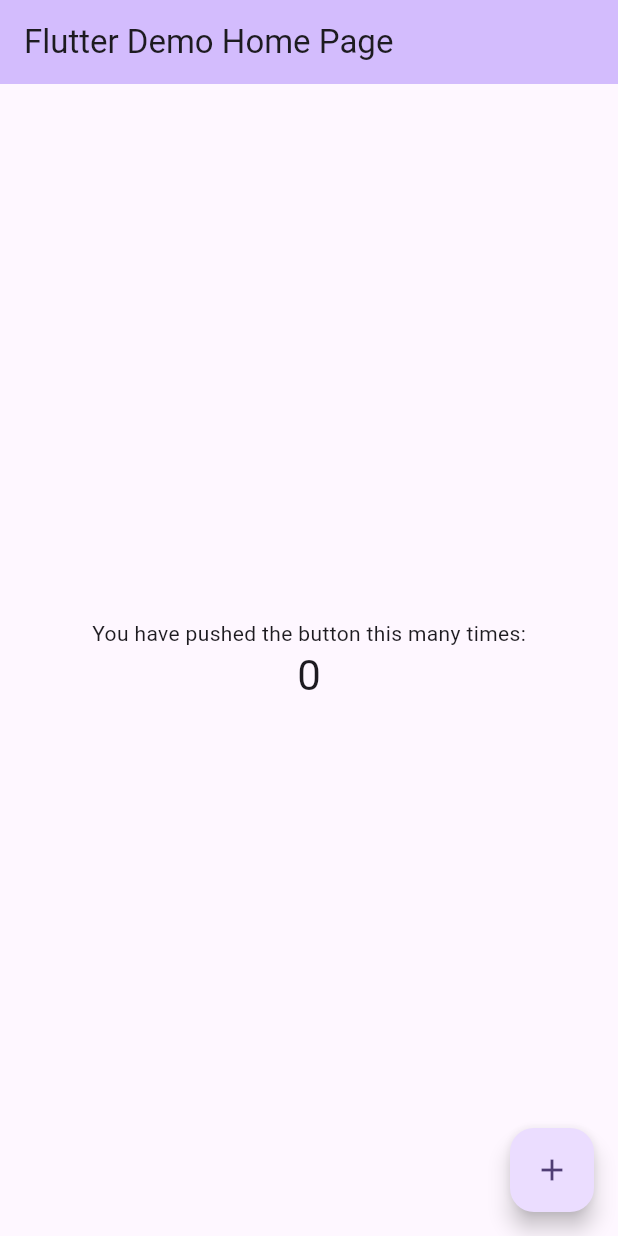
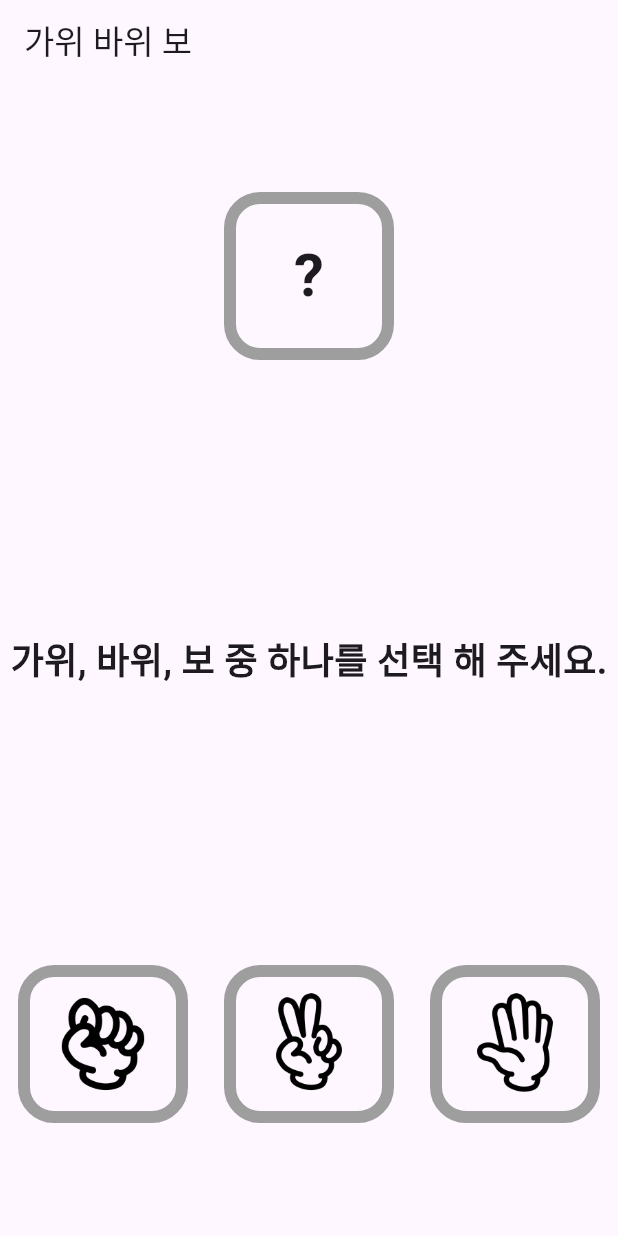
Before and after one commit to PaaRRRR/flutter_test, a Flutter app: the screen it shows after launch, on a phone screen of 412 x 824 dp. Run offline on Flutter 3.47's test engine with Material 3 defaults, Android fonts, the phone set to English and light mode, and no system bars.

Commit message:
✅ Add: Rock Scissors Paper game

```diff
--- /dev/null
+++ b/lib/game/enum.dart
@@ -0,0 +1,19 @@
+const assetPath = "assets/images";
+
+enum InputType {
+  rock,
+  scissors,
+  paper;
+
+  String get path => '$assetPath/$name.png';
+}
+
+enum Result {
+  playerWin('Player 승리'),
+  draw('무승부'),
+  cpuWin('Player 패배');
+
+  const Result(this.displayString);
+
+  final String displayString;
+}
--- /dev/null
+++ b/lib/game/game_body.dart
@@ -0,0 +1,95 @@
+import 'dart:math';
+
+import 'package:flutter/material.dart';
+import 'package:test/game/enum.dart';
+import 'package:test/game/widget/cpu_input.dart';
+import 'package:test/game/widget/game_result.dart';
+import 'package:test/game/widget/user_input.dart';
+
+class GameBody extends StatefulWidget {
+  const GameBody({super.key});
+
+  @override
+  State<GameBody> createState() => _GameBodyState();
+}
+
+class _GameBodyState extends State<GameBody> {
+  late bool isDone;
+  InputType? _userInput;
+  late InputType _cpuInput;
+
+  @override
+  void initState() {
+    super.initState();
+    isDone = false;
+    setCPUInput();
+  }
+
+  @override
+  Widget build(BuildContext context) {
+    return Column(
+      children: [
+        Expanded(child: CPUInput(isDone: isDone, cpuInput: _cpuInput)),
+        Expanded(
+            child: GameResult(
+                isDone: isDone, result: getResult(), callback: reset)),
+        Expanded(
+            child: UserInput(
+                isDone: isDone, callback: setUserInput, userInput: _userInput)),
+      ],
+    );
+  }
+
+  void setUserInput(InputType userInput) {
+    setState(() {
+      isDone = true;
+      _userInput = userInput;
+    });
+  }
+
+  void setCPUInput() {
+    final random = Random();
+    _cpuInput = InputType.values[random.nextInt(3)];
+  }
+
+  void reset() {
+    setState(() {
+      isDone = false;
+      setCPUInput();
+    });
+  }
+
+  Result? getResult() {
+    if (_userInput == null) return null;
+
+    switch (_userInput!) {
+      case InputType.rock:
+        switch (_cpuInput) {
+          case InputType.rock:
+            return Result.draw;
+          case InputType.scissors:
+            return Result.playerWin;
+          case InputType.paper:
+            return Result.cpuWin;
+        }
+      case InputType.scissors:
+        switch (_cpuInput) {
+          case InputType.rock:
+            return Result.cpuWin;
+          case InputType.scissors:
+            return Result.draw;
+          case InputType.paper:
+            return Result.playerWin;
+        }
+      case InputType.paper:
+        switch (_cpuInput) {
+          case InputType.rock:
+            return Result.playerWin;
+          case InputType.scissors:
+            return Result.cpuWin;
+          case InputType.paper:
+            return Result.draw;
+        }
+    }
+  }
+}
--- /dev/null
+++ b/lib/game/widget/cpu_input.dart
@@ -0,0 +1,40 @@
+import 'package:flutter/material.dart';
+import 'package:test/game/enum.dart';
+import 'package:test/game/widget/input_card.dart';
+
+class CPUInput extends StatelessWidget {
+  final bool isDone;
+  final InputType cpuInput;
+
+  const CPUInput({required this.isDone, required this.cpuInput, super.key});
+
+  @override
+  Widget build(BuildContext context) {
+    return Row(
+      children: [
+        const Expanded(child: SizedBox.shrink()),
+        Expanded(
+          child: InputCard(
+            child: getCpuInput(),
+          ),
+        ),
+        const Expanded(child: SizedBox.shrink()),
+      ],
+    );
+  }
+
+  Widget getCpuInput() {
+    if (isDone) {
+      return Image.asset(cpuInput.path);
+    }
+    return const SizedBox(
+      height: 80,
+      child: Center(
+        child: Text(
+          '?',
+          style: TextStyle(fontSize: 40, fontWeight: FontWeight.bold),
+        ),
+      ),
+    );
+  }
+}
--- /dev/null
+++ b/lib/game/widget/game_result.dart
@@ -0,0 +1,40 @@
+import 'package:flutter/material.dart';
+import 'package:test/game/enum.dart';
+
+class GameResult extends StatelessWidget {
+  final bool isDone;
+  final Result? result;
+  final VoidCallback callback;
+
+  const GameResult(
+      {required this.isDone, required this.callback, this.result, super.key});
+
+  @override
+  Widget build(BuildContext context) {
+    if (isDone) {
+      return Column(
+        mainAxisAlignment: MainAxisAlignment.center,
+        children: [
+          Text(
+            result!.displayString,
+            style: const TextStyle(fontSize: 32),
+          ),
+          const SizedBox(height: 8),
+          TextButton(
+            child: const Text(
+              '다시 하기',
+              style: TextStyle(fontSize: 24),
+            ),
+            onPressed: () => callback.call(),
+          )
+        ],
+      );
+    }
+    return const Center(
+      child: Text(
+        '가위, 바위, 보 중 하나를 선택 해 주세요.',
+        style: TextStyle(fontSize: 24, fontWeight: FontWeight.bold),
+      ),
+    );
+  }
+}
--- /dev/null
+++ b/lib/game/widget/input_card.dart
@@ -0,0 +1,19 @@
+import 'package:flutter/material.dart';
+
+class InputCard extends StatelessWidget {
+  final Widget child;
+  const InputCard({required this.child, super.key});
+
+  @override
+  Widget build(BuildContext context) {
+    return Container(
+      margin: const EdgeInsets.symmetric(horizontal: 12, vertical: 8),
+      padding: const EdgeInsets.symmetric(horizontal: 12, vertical: 8),
+      decoration: BoxDecoration(
+        borderRadius: BorderRadius.circular(24),
+        border: Border.all(color: Colors.grey, width: 8),
+      ),
+      child: child,
+    );
+  }
+}
--- /dev/null
+++ b/lib/game/widget/user_input.dart
@@ -0,0 +1,47 @@
+import 'package:flutter/material.dart';
+import 'package:test/game/enum.dart';
+import 'package:test/game/widget/input_card.dart';
+
+class UserInput extends StatelessWidget {
+  final bool isDone;
+  final InputType? userInput;
+  final Function(InputType) callback;
+
+  const UserInput(
+      {this.userInput,
+      required this.isDone,
+      required this.callback,
+      super.key});
+
+  @override
+  Widget build(BuildContext context) {
+    if (isDone) {
+      return Row(
+        children: [
+          const Expanded(child: SizedBox.shrink()),
+          Expanded(child: InputCard(child: Image.asset(userInput!.path))),
+          const Expanded(child: SizedBox.shrink())
+        ],
+      );
+    }
+
+    return Row(
+      children: _getInputs(),
+    );
+  }
+
+  List<Widget> _getInputs() {
+    return InputType.values
+        .map(
+          (type) => Expanded(
+            child: InkWell(
+              onTap: () => callback.call(type),
+              child: InputCard(
+                child: Image.asset(type.path),
+              ),
+            ),
+          ),
+        )
+        .toList();
+  }
+}
--- a/lib/main.dart
+++ b/lib/main.dart
@@ -1,4 +1,5 @@
 import 'package:flutter/material.dart';
+import 'package:test/game/game_body.dart';
 
 void main() {
   runApp(const MyApp());
@@ -12,114 +13,14 @@ class MyApp extends StatelessWidget {
   Widget build(BuildContext context) {
     return MaterialApp(
       title: 'Flutter Demo',
+      home: Scaffold(
+        appBar: AppBar(title: const Text('가위 바위 보')),
+        body: const GameBody(),
+      ),
       theme: ThemeData(
-        // This is the theme of your application.
-        //
-        // TRY THIS: Try running your application with "flutter run". You'll see
-        // the application has a purple toolbar. Then, without quitting the app,
-        // try changing the seedColor in the colorScheme below to Colors.green
-        // and then invoke "hot reload" (save your changes or press the "hot
-        // reload" button in a Flutter-supported IDE, or press "r" if you used
-        // the command line to start the app).
-        //
-        // Notice that the counter didn't reset back to zero; the application
-        // state is not lost during the reload. To reset the state, use hot
-        // restart instead.
-        //
-        // This works for code too, not just values: Most code changes can be
-        // tested with just a hot reload.
         colorScheme: ColorScheme.fromSeed(seedColor: Colors.deepPurple),
         useMaterial3: true,
       ),
-      home: const MyHomePage(title: 'Flutter Demo Home Page'),
     );
   }
 }
-
-class MyHomePage extends StatefulWidget {
-  const MyHomePage({super.key, required this.title});
-
-  // This widget is the home page of your application. It is stateful, meaning
-  // that it has a State object (defined below) that contains fields that affect
-  // how it looks.
-
-  // This class is the configuration for the state. It holds the values (in this
-  // case the title) provided by the parent (in this case the App widget) and
-  // used by the build method of the State. Fields in a Widget subclass are
-  // always marked "final".
-
-  final String title;
-
-  @override
-  State<MyHomePage> createState() => _MyHomePageState();
-}
-
-class _MyHomePageState extends State<MyHomePage> {
-  int _counter = 0;
-
-  void _incrementCounter() {
-    setState(() {
-      // This call to setState tells the Flutter framework that something has
-      // changed in this State, which causes it to rerun the build method below
-      // so that the display can reflect the updated values. If we changed
-      // _counter without calling setState(), then the build method would not be
-      // called again, and so nothing would appear to happen.
-      _counter++;
-    });
-  }
-
-  @override
-  Widget build(BuildContext context) {
-    // This method is rerun every time setState is called, for instance as done
-    // by the _incrementCounter method above.
-    //
-    // The Flutter framework has been optimized to make rerunning build methods
-    // fast, so that you can just rebuild anything that needs updating rather
-    // than having to individually change instances of widgets.
-    return Scaffold(
-      appBar: AppBar(
-        // TRY THIS: Try changing the color here to a specific color (to
-        // Colors.amber, perhaps?) and trigger a hot reload to see the AppBar
-        // change color while the other colors stay the same.
-        backgroundColor: Theme.of(context).colorScheme.inversePrimary,
-        // Here we take the value from the MyHomePage object that was created by
-        // the App.build method, and use it to set our appbar title.
-        title: Text(widget.title),
-      ),
-      body: Center(
-        // Center is a layout widget. It takes a single child and positions it
-        // in the middle of the parent.
-        child: Column(
-          // Column is also a layout widget. It takes a list of children and
-          // arranges them vertically. By default, it sizes itself to fit its
-          // children horizontally, and tries to be as tall as its parent.
-          //
-          // Column has various properties to control how it sizes itself and
-          // how it positions its children. Here we use mainAxisAlignment to
-          // center the children vertically; the main axis here is the vertical
-          // axis because Columns are vertical (the cross axis would be
-          // horizontal).
-          //
-          // TRY THIS: Invoke "debug painting" (choose the "Toggle Debug Paint"
-          // action in the IDE, or press "p" in the console), to see the
-          // wireframe for each widget.
-          mainAxisAlignment: MainAxisAlignment.center,
-          children: <Widget>[
-            const Text(
-              'You have pushed the button this many times:',
-            ),
-            Text(
-              '$_counter',
-              style: Theme.of(context).textTheme.headlineMedium,
-            ),
-          ],
-        ),
-      ),
-      floatingActionButton: FloatingActionButton(
-        onPressed: _incrementCounter,
-        tooltip: 'Increment',
-        child: const Icon(Icons.add),
-      ), // This trailing comma makes auto-formatting nicer for build methods.
-    );
-  }
-}
```
Also changed, not shown: pubspec.yaml (+4 -7 lines), assets/images/paper.png (added), assets/images/rock.png (added), assets/images/scissors.png (added).
